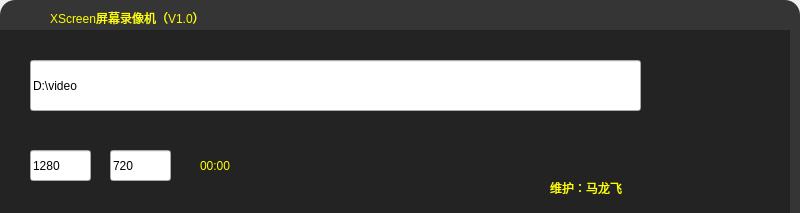
Old version of the form windows/src/XScreen/xscreen.ui in the repository mlfcjob/XRecord.
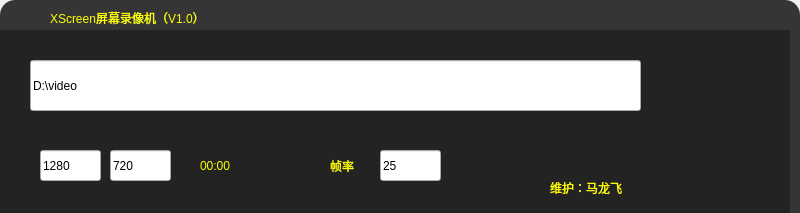
New version of the form. Icons and pictures are not drawn.

Commit message:
Associate UI and XScreenRecord.
Associate UI and XScreenRecord.

```diff
--- a/windows/src/XScreen/xscreen.ui
+++ b/windows/src/XScreen/xscreen.ui
@@ -45,6 +45,12 @@
 {
 color: rgb(255, 255, 0);
 font: 15pt &quot;隶书&quot;;
+}
+
+#fpslabel
+{
+color: rgb(255, 255, 0);
+font: 15pt &quot;隶书&quot;;
 }</string>
   </property>
   <widget class="QWidget" name="back" native="true">
@@ -152,7 +158,7 @@
     <widget class="QLineEdit" name="widthEdit">
      <property name="geometry">
       <rect>
-       <x>40</x>
+       <x>50</x>
        <y>120</y>
        <width>61</width>
        <height>31</height>
@@ -180,7 +186,7 @@
       <rect>
        <x>210</x>
        <y>120</y>
-       <width>141</width>
+       <width>91</width>
        <height>31</height>
       </rect>
      </property>
@@ -201,6 +207,32 @@
       <string>维护：马龙飞</string>
      </property>
     </widget>
+    <widget class="QLineEdit" name="fpsEdit">
+     <property name="geometry">
+      <rect>
+       <x>390</x>
+       <y>120</y>
+       <width>61</width>
+       <height>31</height>
+      </rect>
+     </property>
+     <property name="text">
+      <string>25</string>
+     </property>
+    </widget>
+    <widget class="QLabel" name="fpslabel">
+     <property name="geometry">
+      <rect>
+       <x>340</x>
+       <y>120</y>
+       <width>41</width>
+       <height>31</height>
+      </rect>
+     </property>
+     <property name="text">
+      <string>帧率</string>
+     </property>
+    </widget>
    </widget>
    <widget class="QLabel" name="title">
     <property name="geometry">
```
The commit also changes 7 other files.
